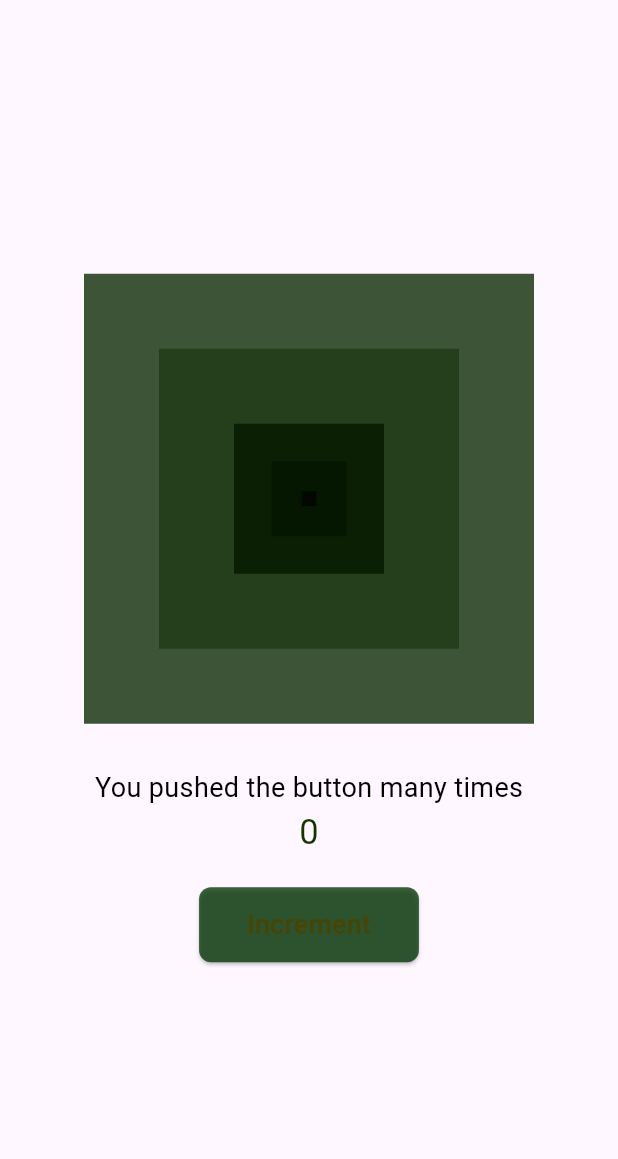
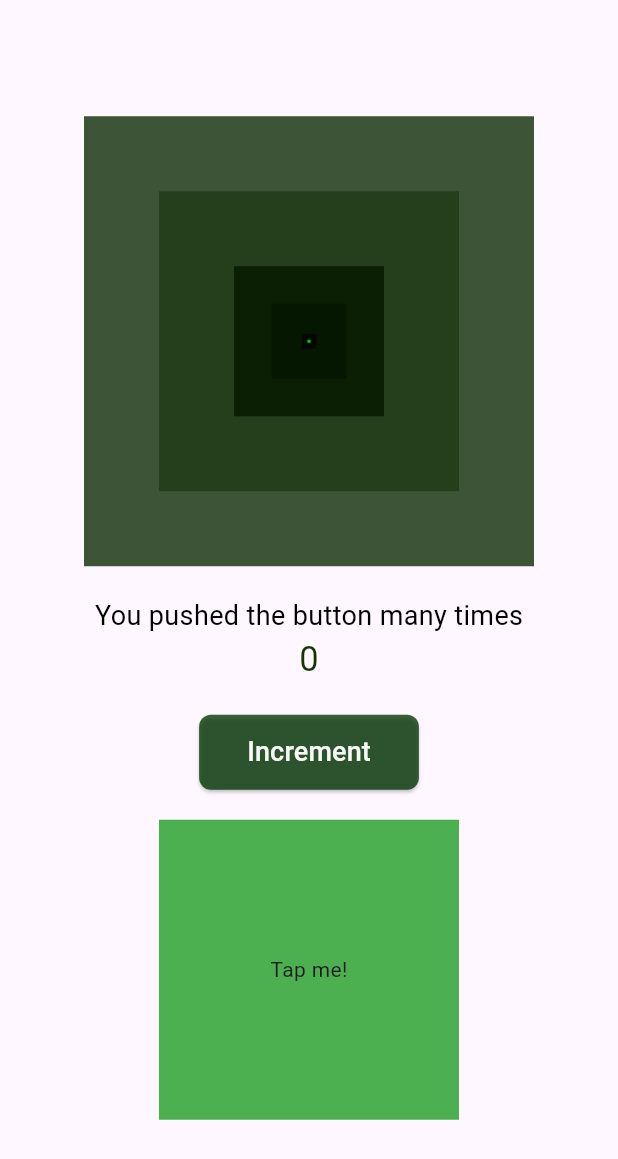
Before and after one commit to R-Htu/fluttertutorial, a Flutter app: the screen it shows after launch, on a phone screen of 412 x 824 dp. Shown: the top 1159 px of the screen. Run offline on Flutter 3.47's test engine with Material 3 defaults, Android fonts, the phone set to English and light mode, and no system bars.

```diff
--- a/lib/main.dart
+++ b/lib/main.dart
@@ -2,6 +2,8 @@ import 'package:flutter/material.dart';
 import 'package:tutorial_flutter/pages/counter_page.dart';
 import 'package:tutorial_flutter/pages/home_page.dart';
 import 'package:tutorial_flutter/pages/setting_page.dart';
+
+//flutter tutorial for my students
 
 void main() {
   runApp(MyApp());
--- a/lib/pages/counter_page.dart
+++ b/lib/pages/counter_page.dart
@@ -16,6 +16,18 @@ class _CounterPageState extends State<CounterPage> {
     });
   }
 
+  String message = "";
+
+  void userTap() {
+    setState(() {
+      if (message == 'Hello world') {
+        message = '';
+      } else {
+        message = 'Hello world';
+      }
+    });
+  }
+
   @override
   Widget build(BuildContext context) {
     return Scaffold(
@@ -24,7 +36,6 @@ class _CounterPageState extends State<CounterPage> {
         child: Column(
           mainAxisAlignment: MainAxisAlignment.center,
           children: [
-            // Stack to overlay containers
             Stack(
               alignment: Alignment.center,
               children: [
@@ -53,11 +64,14 @@ class _CounterPageState extends State<CounterPage> {
                   width: 10,
                   color: const Color.fromARGB(221, 1, 6, 0),
                 ),
+                Container(
+                  height: 2,
+                  width: 2,
+                  color: const Color.fromARGB(221, 6, 246, 6),
+                ),
               ],
             ),
-            // Space between Stack and Button
-            SizedBox(height: 30),
-            // Text and Button outside of Stack
+            SizedBox(height: 20),
             Text(
               'You pushed the button many times',
               style: TextStyle(fontSize: 18, color: Colors.black),
@@ -73,7 +87,7 @@ class _CounterPageState extends State<CounterPage> {
             ElevatedButton(
               style: ElevatedButton.styleFrom(
                 backgroundColor: Color.fromARGB(199, 6, 55, 7),
-                foregroundColor: const Color.fromARGB(255, 72, 68, 3),
+                foregroundColor: const Color.fromARGB(255, 249, 249, 244),
                 padding: EdgeInsets.symmetric(vertical: 12, horizontal: 32),
                 shape: RoundedRectangleBorder(
                   borderRadius: BorderRadius.circular(8),
@@ -87,6 +101,26 @@ class _CounterPageState extends State<CounterPage> {
                 ),
               ),
             ),
+            SizedBox(height: 20),
+            GestureDetector(
+              onTap: userTap,
+              child: Container(
+                height: 200,
+                width: 200,
+                color: Colors.green,
+                child: Center(child: Text('Tap me!')),
+              ),
+            ),
+            if (message.isNotEmpty) SizedBox(height: 20),
+            if (message.isNotEmpty)
+              Text(
+                message,
+                style: TextStyle(
+                  fontSize: 24,
+                  fontWeight: FontWeight.bold,
+                  color: Colors.green,
+                ),
+              ),
           ],
         ),
       ),
```
